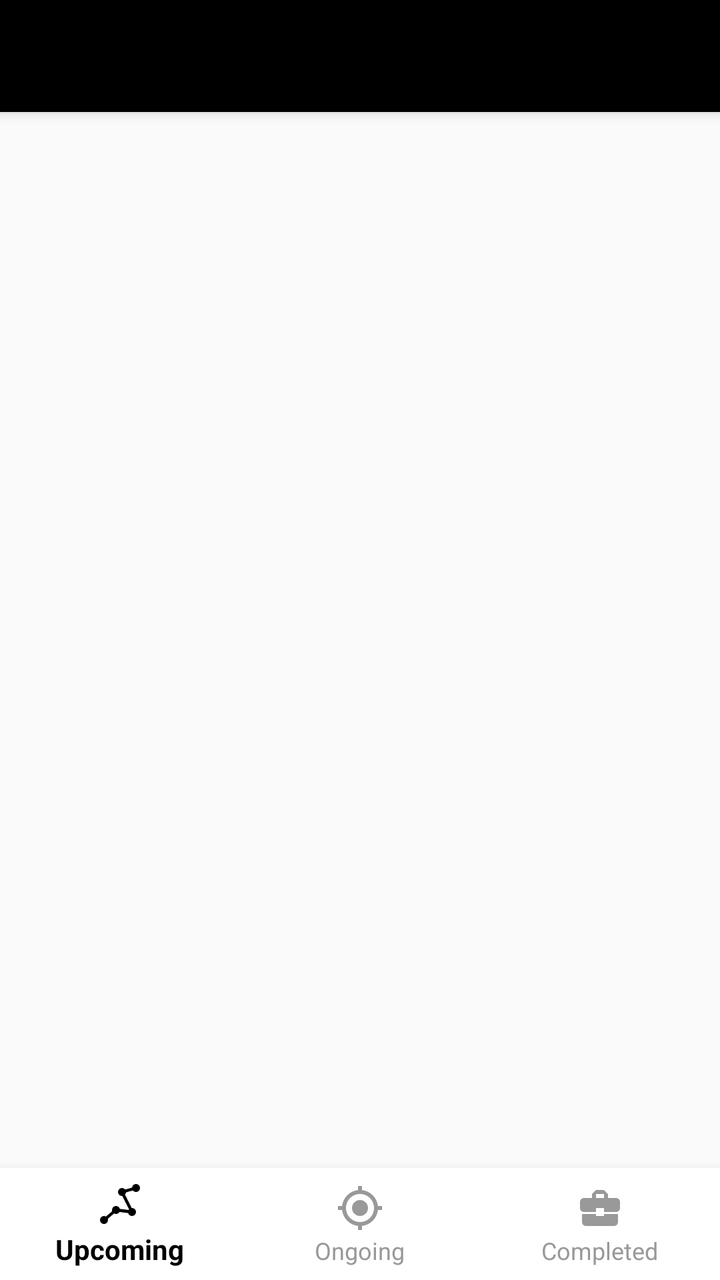
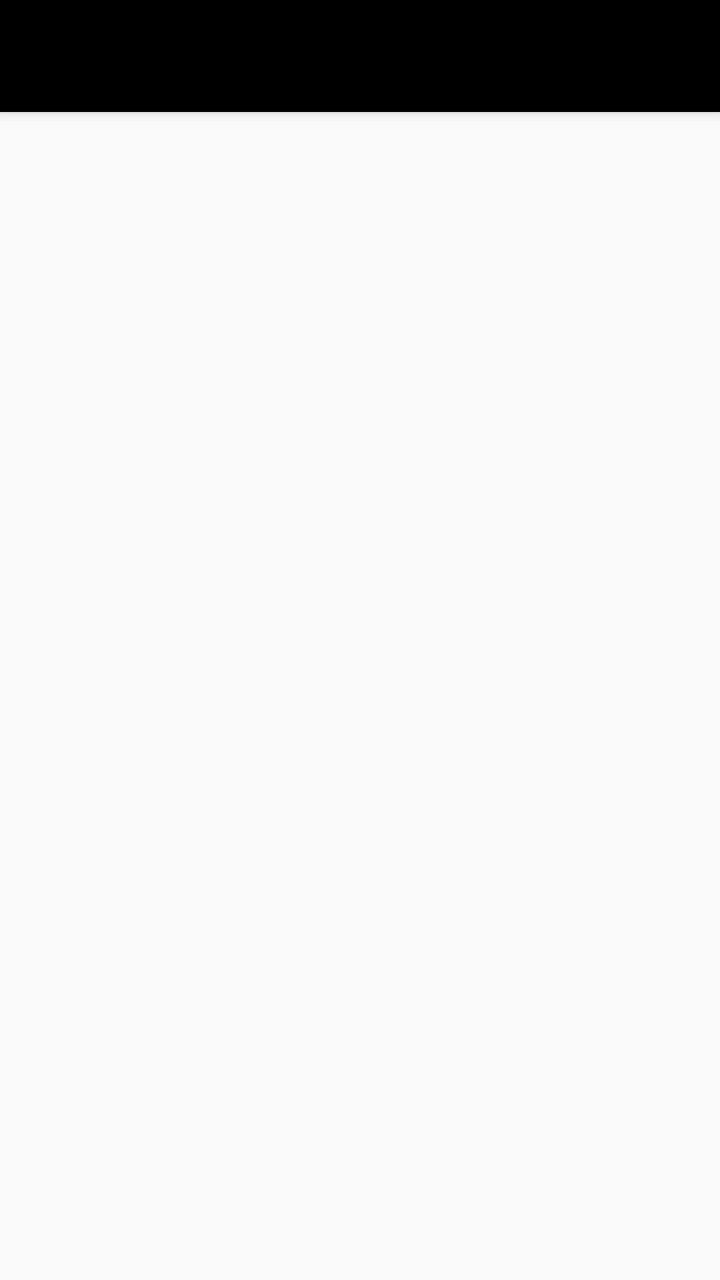

Two renders of the same Android screen: before a commit and after it. Below are the layout's source before the change and the commit's diff.
<!-- AndroidManifest.xml: application theme AppTheme -->
<!-- res/layout/layout_main.xml -->
<?xml version="1.0" encoding="utf-8"?>
<android.support.design.widget.CoordinatorLayout xmlns:android="http://schemas.android.com/apk/res/android"
    xmlns:app="http://schemas.android.com/apk/res-auto"
    android:id="@+id/layout_main"
    android:layout_width="match_parent"
    android:layout_height="match_parent">

    <android.support.design.widget.AppBarLayout
        android:layout_width="match_parent"
        android:layout_height="wrap_content"
        android:theme="@style/AppTheme.AppBarOverlay">

        <android.support.v7.widget.Toolbar
            android:id="@+id/main_toolbar"
            android:layout_width="match_parent"
            android:layout_height="?attr/actionBarSize"
            android:background="?attr/colorPrimary"
            app:popupTheme="@style/AppTheme.PopupOverlay" />

    </android.support.design.widget.AppBarLayout>

    <RelativeLayout
        android:layout_width="match_parent"
        android:layout_height="wrap_content"
        app:layout_behavior="@string/appbar_scrolling_view_behavior">

        <LinearLayout
            android:layout_width="match_parent"
            android:layout_height="match_parent"
            android:orientation="vertical">

            <android.support.v4.widget.NestedScrollView
                android:id="@+id/main_nested_scroll"
                android:layout_width="match_parent"
                android:layout_height="match_parent"
                android:scrollbars="none"
                android:scrollingCache="true">

                <FrameLayout
                    android:id="@+id/main_content_frame"
                    android:layout_width="match_parent"
                    android:layout_height="wrap_content" />

            </android.support.v4.widget.NestedScrollView>

        </LinearLayout>

        <android.support.design.widget.BottomNavigationView
            android:id="@+id/main_bottom_navigation"
            android:layout_width="match_parent"
            android:layout_height="wrap_content"
            android:layout_alignParentBottom="true"
            android:layout_gravity="bottom"
            android:background="@android:color/white"
            app:itemIconTint="@drawable/color_state_bottom_navigation"
            app:itemTextColor="@drawable/color_state_bottom_navigation"
            app:menu="@menu/main_bottom_navigation" />

    </RelativeLayout>

</android.support.design.widget.CoordinatorLayout>
<!-- resources referenced by this layout -->
<resources>
  <!-- drawable color_state_bottom_navigation (drawable) -->
  <?xml version="1.0" encoding="utf-8"?>
  <selector xmlns:android="http://schemas.android.com/apk/res/android">
      <item android:color="@color/colorPrimary" android:state_checked="true" />
      <item android:color="@color/grey_40" android:state_checked="false" />
  </selector>
  <style name="AppTheme.AppBarOverlay" parent="ThemeOverlay.AppCompat.Dark.ActionBar" />
  <style name="AppTheme.PopupOverlay" parent="ThemeOverlay.AppCompat.Light" />
  <style name="AppTheme" parent="Base.Theme.AppCompat.Light.DarkActionBar">
          <item name="colorPrimary">@color/colorPrimary</item>
          <item name="colorPrimaryDark">@color/colorPrimaryDark</item>
          <item name="colorAccent">@color/colorAccent</item>
      </style>
  <color name="colorPrimary">#000000</color>
  <color name="grey_40">#999999</color>
  <color name="colorPrimaryDark">#000000</color>
  <color name="colorAccent">#000000</color>
</resources>

<!-- the commit's change to res/layout/layout_main.xml (unified diff, before → after) -->
@@ -21,40 +21,13 @@
 
     <RelativeLayout
         android:layout_width="match_parent"
-        android:layout_height="wrap_content"
+        android:layout_height="match_parent"
         app:layout_behavior="@string/appbar_scrolling_view_behavior">
 
-        <LinearLayout
+        <FrameLayout
+            android:id="@+id/main_content_frame"
             android:layout_width="match_parent"
-            android:layout_height="match_parent"
-            android:orientation="vertical">
-
-            <android.support.v4.widget.NestedScrollView
-                android:id="@+id/main_nested_scroll"
-                android:layout_width="match_parent"
-                android:layout_height="match_parent"
-                android:scrollbars="none"
-                android:scrollingCache="true">
-
-                <FrameLayout
-                    android:id="@+id/main_content_frame"
-                    android:layout_width="match_parent"
-                    android:layout_height="wrap_content" />
-
-            </android.support.v4.widget.NestedScrollView>
-
-        </LinearLayout>
-
-        <android.support.design.widget.BottomNavigationView
-            android:id="@+id/main_bottom_navigation"
-            android:layout_width="match_parent"
-            android:layout_height="wrap_content"
-            android:layout_alignParentBottom="true"
-            android:layout_gravity="bottom"
-            android:background="@android:color/white"
-            app:itemIconTint="@drawable/color_state_bottom_navigation"
-            app:itemTextColor="@drawable/color_state_bottom_navigation"
-            app:menu="@menu/main_bottom_navigation" />
+            android:layout_height="match_parent" />
 
     </RelativeLayout>
 
<!-- resource entries referenced after the edit -->
@@ -1,11 +1,5 @@
 <!-- resources referenced by this layout -->
 <resources>
-  <!-- drawable color_state_bottom_navigation (drawable) -->
-  <?xml version="1.0" encoding="utf-8"?>
-  <selector xmlns:android="http://schemas.android.com/apk/res/android">
-      <item android:color="@color/colorPrimary" android:state_checked="true" />
-      <item android:color="@color/grey_40" android:state_checked="false" />
-  </selector>
   <style name="AppTheme.AppBarOverlay" parent="ThemeOverlay.AppCompat.Dark.ActionBar" />
   <style name="AppTheme.PopupOverlay" parent="ThemeOverlay.AppCompat.Light" />
   <style name="AppTheme" parent="Base.Theme.AppCompat.Light.DarkActionBar">
@@ -14,7 +8,6 @@
           <item name="colorAccent">@color/colorAccent</item>
       </style>
   <color name="colorPrimary">#000000</color>
-  <color name="grey_40">#999999</color>
   <color name="colorPrimaryDark">#000000</color>
   <color name="colorAccent">#000000</color>
 </resources>
